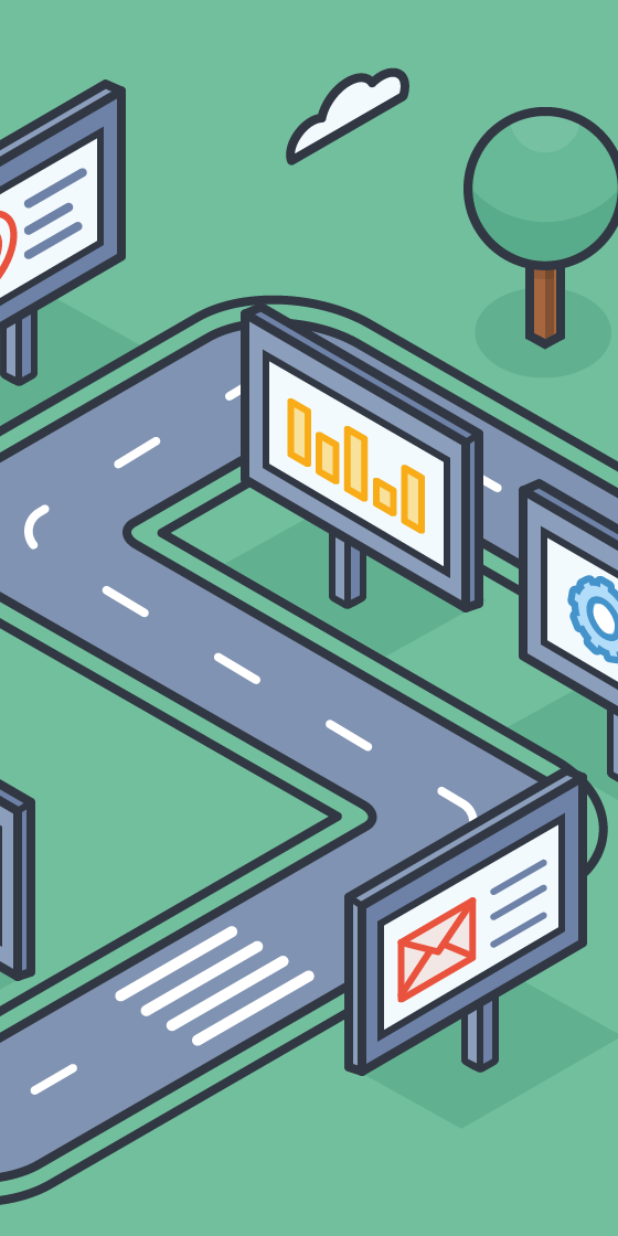
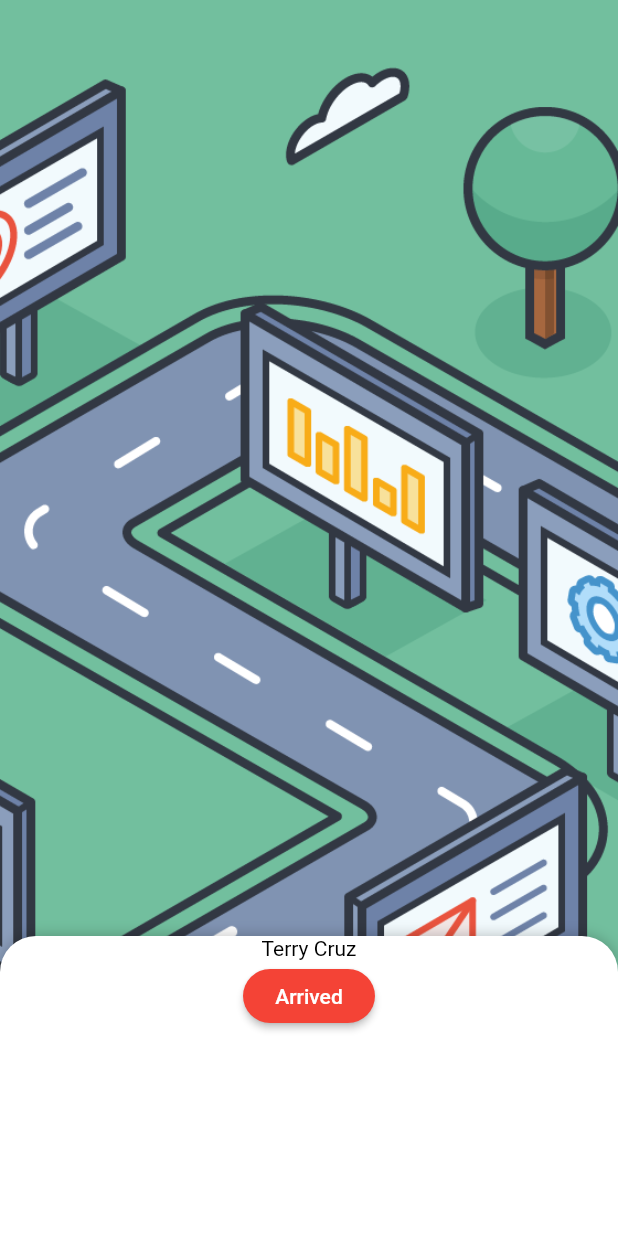
Before and after one commit to cornell-dti/carriage-driver, a Flutter app: the Map screen opened directly, on a phone screen of 412 x 824 dp. Run offline on Flutter 3.47's test engine with Material 2 defaults, Android fonts, the phone set to English and light mode, and no system bars; drawn by our look-alikes of sliding_up_panel; our stand-ins replace firebase_auth, google_sign_in; accounts and stored records are empty.

Commit message:
Buttons
Start Ride Button leads to Map,
Map has bottom panel with Arrived Button. Clicking on Rides leads to Ride Summary Page.

```diff
--- a/lib/Map.dart
+++ b/lib/Map.dart
@@ -1,13 +1,42 @@
 import 'package:flutter/material.dart';
+import 'package:sliding_up_panel/sliding_up_panel.dart';
 
 class Map extends StatelessWidget {
+  BorderRadiusGeometry radius = BorderRadius.only(
+    topLeft: Radius.circular(24.0),
+    topRight: Radius.circular(24.0),
+  );
+
   @override
   Widget build(BuildContext context) {
     return Scaffold(
+      body: SlidingUpPanel(
+        minHeight: 200.0,
+        maxHeight: 300.0,
+        isDraggable: false,
+        borderRadius: radius,
         body: Container(
-            decoration: BoxDecoration(
-                image: DecorationImage(
-                    image: AssetImage('assets/images/placeholder.png'),
-                    fit: BoxFit.cover))));
+          decoration: BoxDecoration(
+              image: DecorationImage(
+                  image: AssetImage('assets/images/placeholder.png'),
+                  fit: BoxFit.cover)),
+        ),
+        panel: Column(
+          children: <Widget>[
+            Center(
+                child:
+                    Text('Terry Cruz', style: TextStyle(color: Colors.black))),
+            RaisedButton(
+              color: Colors.red,
+              textColor: Colors.white,
+              child: Text('Arrived'),
+              onPressed: () {},
+              shape: RoundedRectangleBorder(
+                  borderRadius: BorderRadius.all(Radius.circular(20.0))),
+            )
+          ],
+        ),
+      ),
+    );
   }
 }
--- a/pubspec.yaml
+++ b/pubspec.yaml
@@ -11,6 +11,7 @@ dependencies:
     sdk: flutter
 
   cupertino_icons: ^0.1.2
+  sliding_up_panel: ^0.3.6
   url_launcher: ^5.0.3
   firebase_auth: ^0.14.0+5
   google_sign_in: ^4.0.7
```
Also changed, not shown: lib/Home.dart (+21 -5 lines), lib/Upcoming.dart (+26 -1 lines), pubspec.lock.
